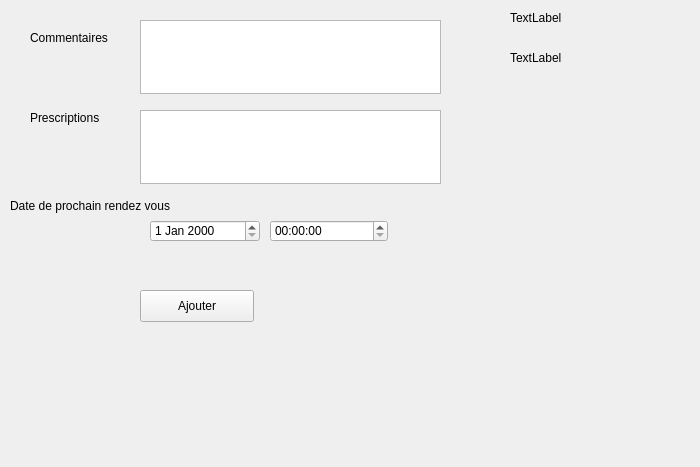
Old version of the form formstate.ui in the repository yassinourkia/EasyCab.
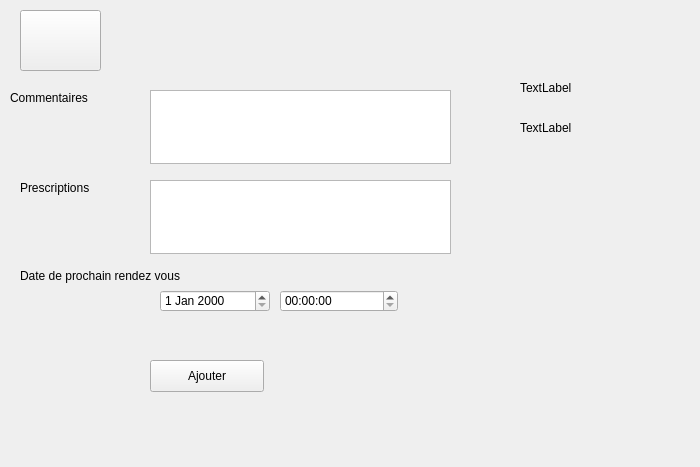
New version of the form.

Commit message: Home icon for state form

```diff
--- a/formstate.ui
+++ b/formstate.ui
@@ -16,8 +16,8 @@
   <widget class="QPlainTextEdit" name="comments">
    <property name="geometry">
     <rect>
-     <x>140</x>
-     <y>20</y>
+     <x>150</x>
+     <y>90</y>
      <width>301</width>
      <height>74</height>
     </rect>
@@ -26,8 +26,8 @@
   <widget class="QTextEdit" name="PHARMACEUTICALS">
    <property name="geometry">
     <rect>
-     <x>140</x>
-     <y>110</y>
+     <x>150</x>
+     <y>180</y>
      <width>301</width>
      <height>74</height>
     </rect>
@@ -36,8 +36,8 @@
   <widget class="QDateEdit" name="date">
    <property name="geometry">
     <rect>
-     <x>150</x>
-     <y>220</y>
+     <x>160</x>
+     <y>290</y>
      <width>110</width>
      <height>22</height>
     </rect>
@@ -46,8 +46,8 @@
   <widget class="QTimeEdit" name="time">
    <property name="geometry">
     <rect>
-     <x>270</x>
-     <y>220</y>
+     <x>280</x>
+     <y>290</y>
      <width>118</width>
      <height>22</height>
     </rect>
@@ -56,8 +56,8 @@
   <widget class="QLabel" name="label">
    <property name="geometry">
     <rect>
-     <x>30</x>
-     <y>30</y>
+     <x>10</x>
+     <y>90</y>
      <width>91</width>
      <height>16</height>
     </rect>
@@ -69,8 +69,8 @@
   <widget class="QLabel" name="label_2">
    <property name="geometry">
     <rect>
-     <x>30</x>
-     <y>110</y>
+     <x>20</x>
+     <y>180</y>
      <width>81</width>
      <height>16</height>
     </rect>
@@ -82,8 +82,8 @@
   <widget class="QLabel" name="label_3">
    <property name="geometry">
     <rect>
-     <x>10</x>
-     <y>190</y>
+     <x>20</x>
+     <y>260</y>
      <width>211</width>
      <height>31</height>
     </rect>
@@ -95,8 +95,8 @@
   <widget class="QPushButton" name="add">
    <property name="geometry">
     <rect>
-     <x>140</x>
-     <y>290</y>
+     <x>150</x>
+     <y>360</y>
      <width>114</width>
      <height>32</height>
     </rect>
@@ -108,8 +108,8 @@
   <widget class="QLabel" name="patient">
    <property name="geometry">
     <rect>
-     <x>510</x>
-     <y>10</y>
+     <x>520</x>
+     <y>80</y>
      <width>59</width>
      <height>16</height>
     </rect>
@@ -121,8 +121,8 @@
   <widget class="QLabel" name="rdv">
    <property name="geometry">
     <rect>
-     <x>510</x>
-     <y>50</y>
+     <x>520</x>
+     <y>120</y>
      <width>59</width>
      <height>16</height>
     </rect>
@@ -131,6 +131,19 @@
     <string>TextLabel</string>
    </property>
   </widget>
+  <widget class="QPushButton" name="dashboard">
+   <property name="geometry">
+    <rect>
+     <x>20</x>
+     <y>10</y>
+     <width>81</width>
+     <height>61</height>
+    </rect>
+   </property>
+   <property name="text">
+    <string/>
+   </property>
+  </widget>
  </widget>
  <resources/>
  <connections/>
```
The commit also changes 5 other files.
